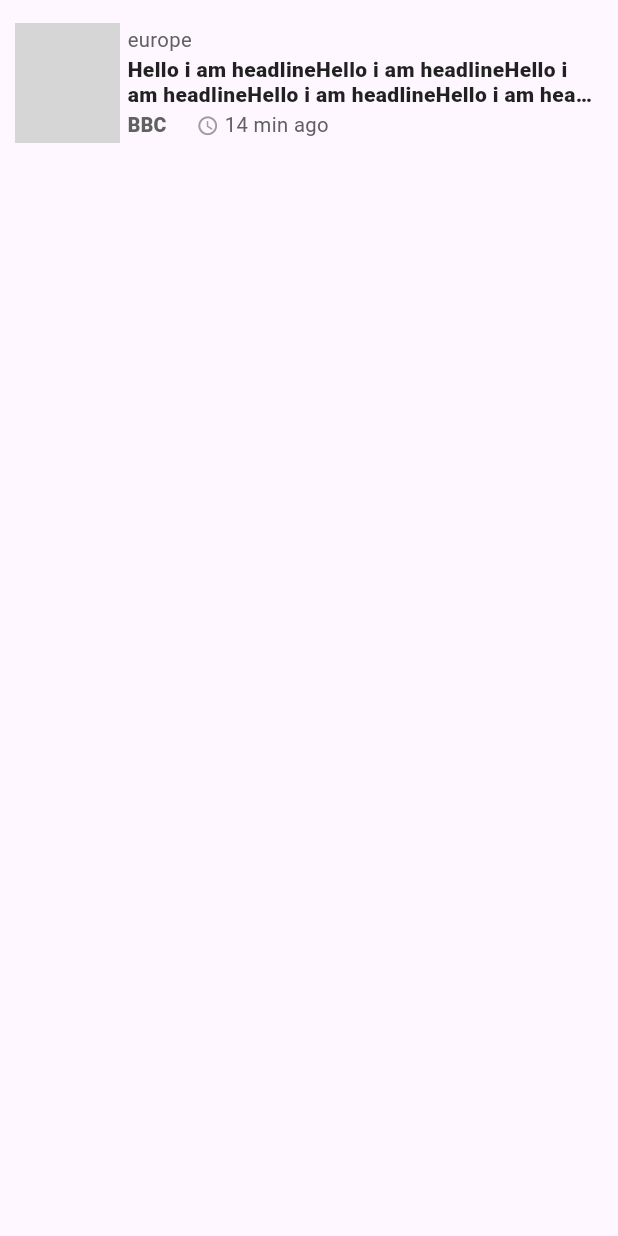
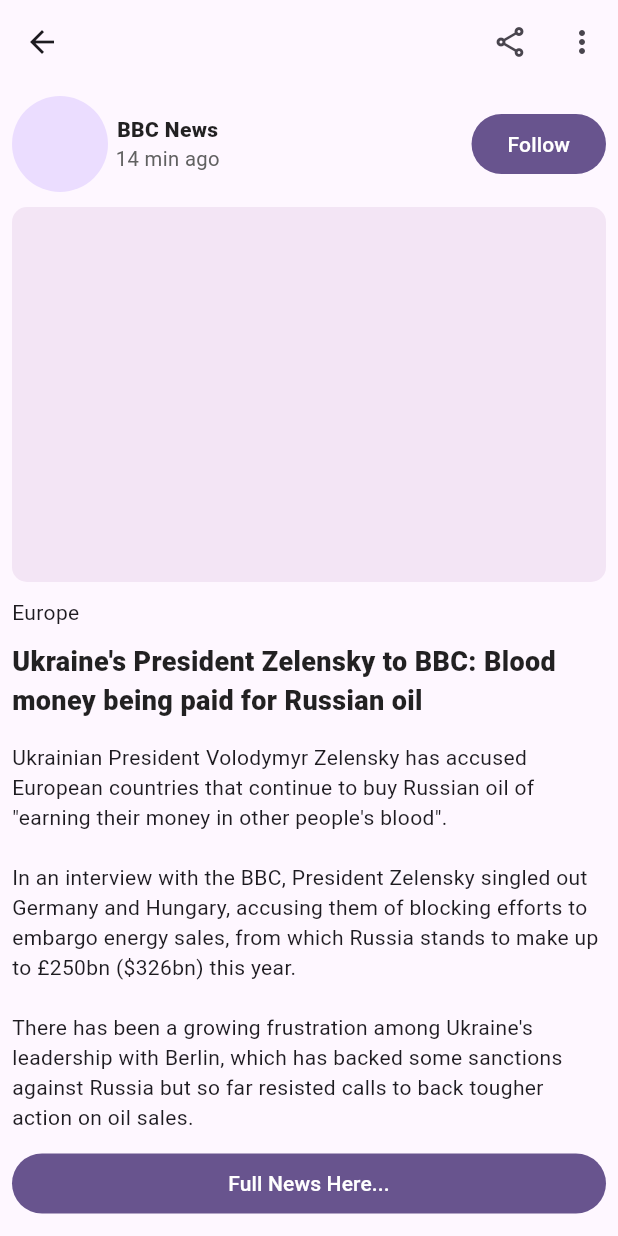
Before and after one commit to mr-jagdish-pu/veda-intern, a Flutter app: the NewsDetailPage screen opened directly, on a phone screen of 412 x 824 dp. Run offline on Flutter 3.47's test engine with Material 3 defaults, Android fonts, the phone set to English and light mode, and no system bars; network calls fail; grey boxes are pictures that could not be loaded.

Commit message:
chore: News app details page implemented

```diff
--- a/lib/features/news_display/presentation/ui/pages/news_detail_page.dart
+++ b/lib/features/news_display/presentation/ui/pages/news_detail_page.dart
@@ -1,5 +1,6 @@
 import 'package:flutter/material.dart';
-import 'package:jaggy/features/news_display/presentation/ui/components/news_tile_c.dart';
+import 'package:jaggy/common/extentions/spacer_ext.dart';
+import 'package:jaggy/common/styles/text_styles.dart';
 
 class NewsDetailPage extends StatelessWidget {
   const NewsDetailPage({super.key});
@@ -7,14 +8,64 @@ class NewsDetailPage extends StatelessWidget {
   @override
   Widget build(BuildContext context) {
     return Scaffold(
-      body: ListView(children: [NewsTileC(
-        about: "europe",
-        content: "",
-        headline: "Hello i am headlineHello i am headlineHello i am headlineHello i am headlineHello i am headline",
-        newsAgent: "BBC",
-        publishedAt: DateTime.now(),
-        image: "https://encrypted-tbn0.gstatic.com/images?q=tbn:ANd9GcQ9Gvl-o1u8qzqRu_D5UhHh9_-pczQBMluwaA&s",
-      )],),
+      appBar: AppBar(
+        actions: [
+          IconButton(onPressed: () {}, icon: Icon(Icons.share_outlined)),
+          IconButton(onPressed: () {}, icon: Icon(Icons.more_vert))
+        ],
+      ),
+      body: Padding(
+        padding: const EdgeInsets.all(8.0),
+        child: ListView(
+          children: [
+            Row(
+              children: [
+                CircleAvatar(
+                  radius: 32,
+                ),
+                5.wd,
+                Column(
+                  children: [
+                    Text(
+                      "BBC News",
+                      style: HeadlineBlack,
+                    ),
+                    Text(
+                      "14 min ago",
+                      style: SimpleThinGrey,
+                    ),
+                  ],
+                ),
+                Spacer(),
+                FilledButton(onPressed: () {}, child: Text('Follow'))
+              ],
+            ),
+            10.ht,
+            Container(
+              decoration: BoxDecoration(
+                  color: Colors.purple.shade50,
+                  borderRadius: BorderRadius.circular(10)),
+              height: 250,
+            ),
+            10.ht,
+            Text('Europe'),
+            10.ht,
+            Text(
+              "Ukraine's President Zelensky to BBC: Blood money being paid for Russian oil",
+              style: HeadlineBlack.copyWith(fontSize: 18),
+            ),
+            15.ht,
+            Text(
+                """Ukrainian President Volodymyr Zelensky has accused European countries that continue to buy Russian oil of "earning their money in other people's blood".
+
+In an interview with the BBC, President Zelensky singled out Germany and Hungary, accusing them of blocking efforts to embargo energy sales, from which Russia stands to make up to £250bn (\$326bn) this year.
+
+There has been a growing frustration among Ukraine's leadership with Berlin, which has backed some sanctions against Russia but so far resisted calls to back tougher action on oil sales."""),
+            10.ht,
+            FilledButton(onPressed: () {}, child: Text('Full News Here...'))
+          ],
+        ),
+      ),
     );
   }
 }
```
